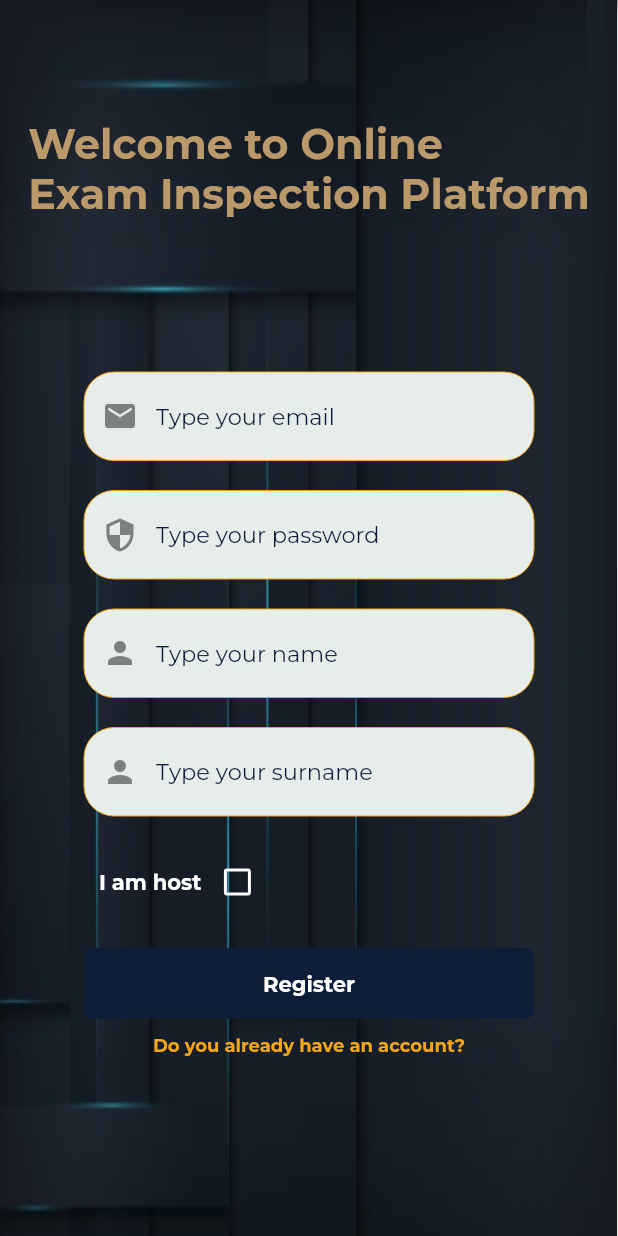
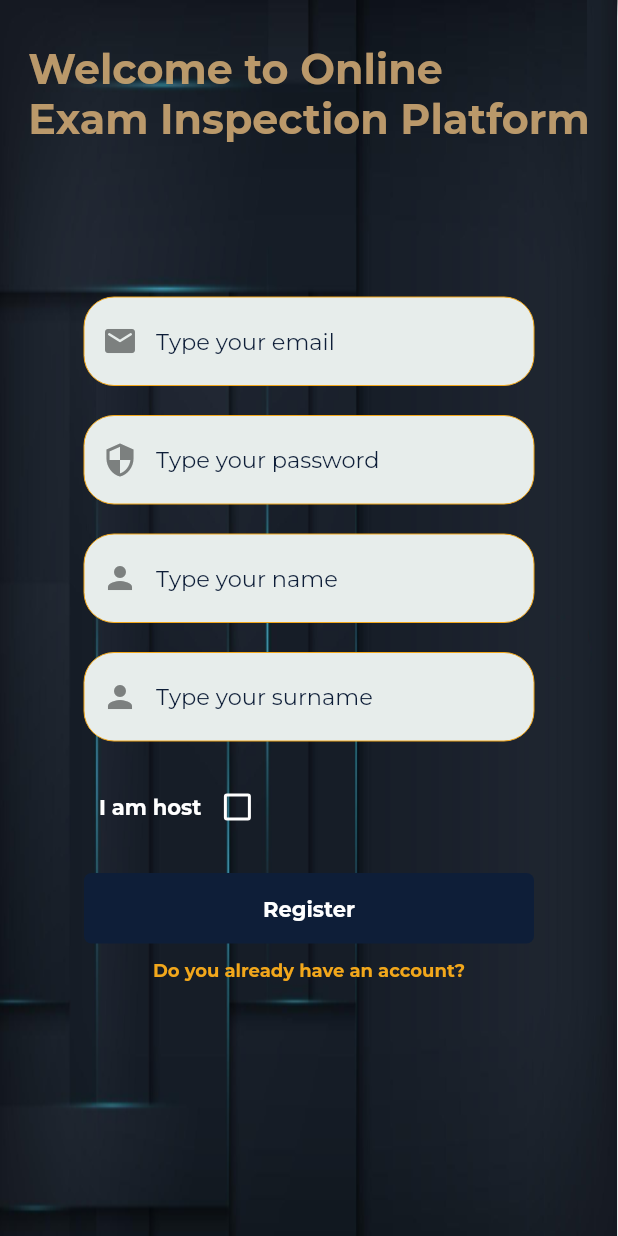
Before and after one commit to AlfaPigeon/CheatClassification, a Flutter app: the screen it shows after launch, after a tap on "Don't you have an account yet?", on a phone screen of 412 x 824 dp. Run offline on Flutter 3.47's test engine with Material 2 defaults, Android fonts, the phone set to English and light mode, and no system bars; our stand-ins replace get, google_fonts; missing offline and left inert: eventify, flutter_webrtc; network calls fail.

Commit message:
overflow issues again

```diff
--- a/scmeet/lib/screen/meeting_screen.dart
+++ b/scmeet/lib/screen/meeting_screen.dart
@@ -94,7 +94,7 @@ class _MeetingScreenState extends State<MeetingScreen> {
     initRenderers();
     start();
     if (user.isHost == "1") {
-      timer = Timer.periodic(const Duration(seconds: 5),
+      timer = Timer.periodic(const Duration(seconds: 1),
           (Timer t) => getObjectDetectionResults());
     }
     if (user.isHost == "0") {
--- a/scmeet/lib/widget/authentication_form.dart
+++ b/scmeet/lib/widget/authentication_form.dart
@@ -259,7 +259,7 @@ class _AuthenticationFormState extends State<AuthenticationForm> {
     return Center(
       child: Container(
         width: 300,
-        height: 600,
+        height: 700,
         decoration: const BoxDecoration(
           color: Colors.transparent,
         ),
```
